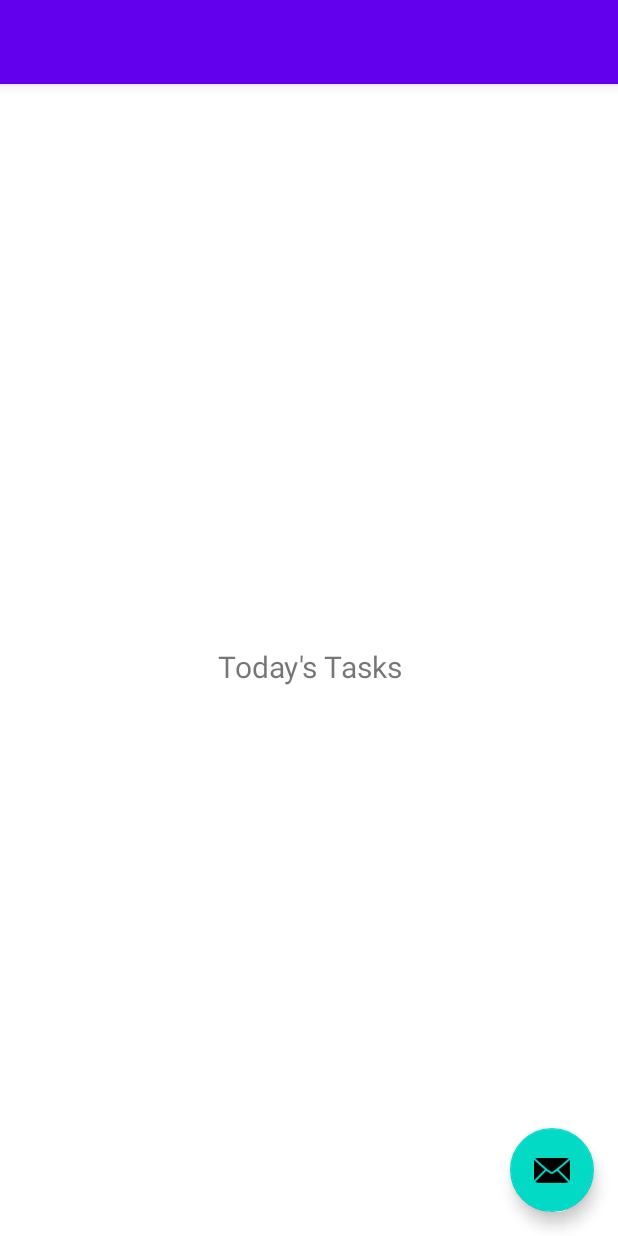
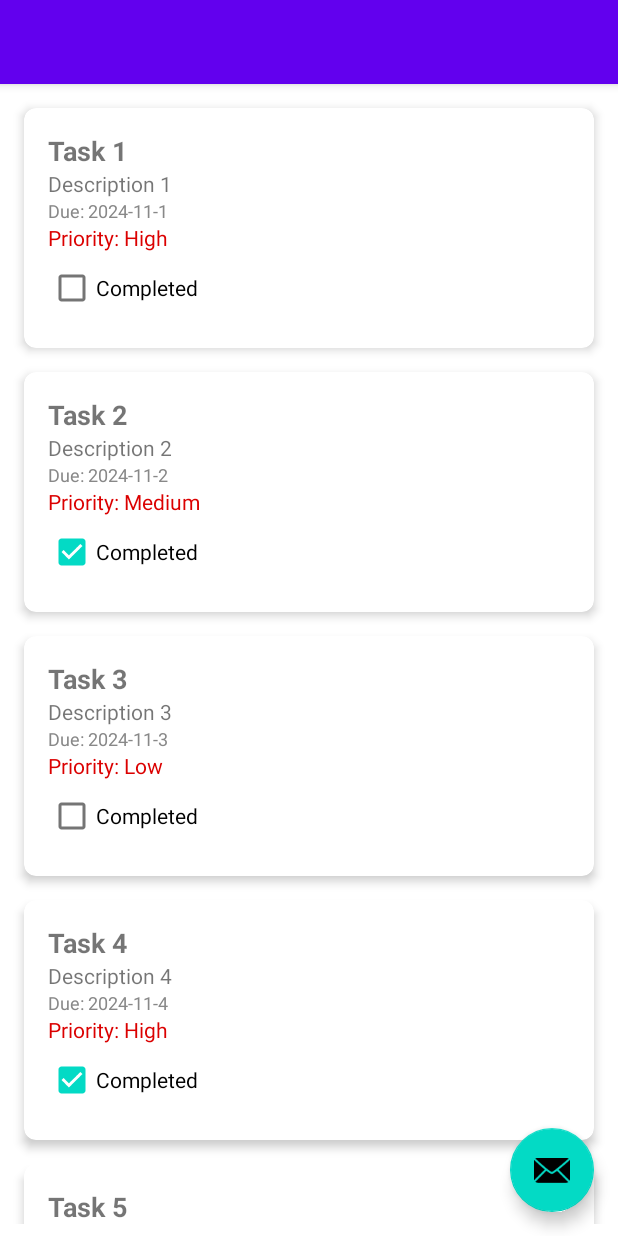
Before and after one commit to MomenSalem/TestNavigation, an Android app: the layout app_bar_main.xml on its own in the app's theme, with its tools: preview values and no code run, on a phone screen of 412 x 824 dp. Run offline under Robolectric (Android 15) with nearby library versions, the phone set to English and light mode, and no system bars.

```diff
--- a/app/build.gradle.kts
+++ b/app/build.gradle.kts
@@ -46,6 +46,7 @@ dependencies {
     implementation(libs.legacy.support.v4)
     implementation(libs.annotation)
     implementation(libs.activity)
+    implementation(libs.recyclerview)
     testImplementation(libs.junit)
     androidTestImplementation(libs.ext.junit)
     androidTestImplementation(libs.espresso.core)
--- /dev/null
+++ b/app/src/main/java/com/example/testnavigation/Task.java
@@ -0,0 +1,69 @@
+package com.example.testnavigation;
+
+public class Task {
+    private String title;
+    private String description;
+    private String dueDate;
+    private String priority;
+    private boolean isCompleted;
+    private boolean setReminder;
+
+    public Task(String title, String description, String dueDate, String priority, boolean setReminder, boolean isCompleted) {
+        this.title = title;
+        this.description = description;
+        this.dueDate = dueDate;
+        this.priority = priority;
+        this.setReminder = setReminder;
+        this.isCompleted = isCompleted;
+    }
+
+    // Getters and setters for the task properties
+
+    public String getDescription() {
+        return description;
+    }
+
+    public void setDescription(String description) {
+        this.description = description;
+    }
+
+    public String getDueDate() {
+        return dueDate;
+    }
+
+    public void setDueDate(String dueDate) {
+        this.dueDate = dueDate;
+    }
+
+    public boolean isCompleted() {
+        return isCompleted;
+    }
+
+    public void setCompleted(boolean completed) {
+        isCompleted = completed;
+    }
+
+    public String getPriority() {
+        return priority;
+    }
+
+    public void setPriority(String priority) {
+        this.priority = priority;
+    }
+
+    public boolean isSetReminder() {
+        return setReminder;
+    }
+
+    public void setSetReminder(boolean setReminder) {
+        this.setReminder = setReminder;
+    }
+
+    public String getTitle() {
+        return title;
+    }
+
+    public void setTitle(String title) {
+        this.title = title;
+    }
+}
--- /dev/null
+++ b/app/src/main/java/com/example/testnavigation/TaskAdapter.java
@@ -0,0 +1,67 @@
+package com.example.testnavigation;
+
+import android.content.Context;
+import android.view.LayoutInflater;
+import android.view.View;
+import android.view.ViewGroup;
+import android.widget.CheckBox;
+import android.widget.TextView;
+
+import androidx.annotation.NonNull;
+import androidx.recyclerview.widget.RecyclerView;
+
+import com.example.testnavigation.ui.today_task.TodayTaskFragment;
+
+import java.util.ArrayList;
+
+public class TaskAdapter extends RecyclerView.Adapter<TaskAdapter.TaskViewHolder> {
+    private Context context;
+    private ArrayList<Task> taskList;
+
+    public TaskAdapter(Context context, ArrayList<Task> taskList) {
+        this.context = context;
+        this.taskList = taskList;
+    }
+
+    @NonNull
+    @Override
+    public TaskAdapter.TaskViewHolder onCreateViewHolder(@NonNull ViewGroup parent, int viewType) {
+        View view = LayoutInflater.from(context).inflate(R.layout.item_task, parent, false);
+        return new TaskViewHolder(view);
+    }
+
+    @Override
+    public void onBindViewHolder(@NonNull TaskAdapter.TaskViewHolder holder, int position) {
+        Task task = taskList.get(position);
+        holder.bind(task);
+    }
+
+    @Override
+    public int getItemCount() {
+        return taskList.size();
+    }
+
+    public static class TaskViewHolder extends RecyclerView.ViewHolder {
+        private final TextView taskTitle;
+        private final TextView taskDescription;
+        private final TextView taskDueDate;
+        private final TextView taskPriority;
+        private final CheckBox completionStatus;
+
+        public TaskViewHolder(@NonNull View itemView) {
+            super(itemView);
+            taskTitle = itemView.findViewById(R.id.taskTitle);
+            taskDescription = itemView.findViewById(R.id.taskDescription);
+            taskDueDate = itemView.findViewById(R.id.taskDueDate);
+            taskPriority = itemView.findViewById(R.id.taskPriority);
+            completionStatus = itemView.findViewById(R.id.completionStatus);
+        }
+        public void bind(Task task) {
+            taskTitle.setText(task.getTitle());
+            taskDescription.setText(task.getDescription());
+            taskDueDate.setText("Due: " + task.getDueDate());
+            taskPriority.setText("Priority: " + task.getPriority());
+            completionStatus.setChecked(task.isCompleted());
+        }
+    }
+}
--- a/app/src/main/java/com/example/testnavigation/ui/today_task/TodayTaskFragment.java
+++ b/app/src/main/java/com/example/testnavigation/ui/today_task/TodayTaskFragment.java
@@ -8,8 +8,14 @@ import android.widget.TextView;
 
 import androidx.annotation.NonNull;
 import androidx.fragment.app.Fragment;
+import androidx.recyclerview.widget.LinearLayoutManager;
+import androidx.recyclerview.widget.RecyclerView;
 
+import com.example.testnavigation.Task;
+import com.example.testnavigation.TaskAdapter;
 import com.example.testnavigation.databinding.FragmentTodayBinding;
+
+import java.util.ArrayList;
 
 public class TodayTaskFragment extends Fragment {
 
@@ -21,8 +27,21 @@ public class TodayTaskFragment extends Fragment {
         binding = FragmentTodayBinding.inflate(inflater, container, false);
         View root = binding.getRoot();
 
-        TextView textView = binding.textToday;
-        textView.setText("Today's Tasks");
+        RecyclerView recyclerView = binding.recyclerView;
+        ArrayList<Task> taskList = new ArrayList<>();
+        // Add some sample tasks to the list
+        taskList.add(new Task("Task 1", "Description 1", "2024-11-1", "High", false, false));
+        taskList.add(new Task("Task 2", "Description 2", "2024-11-2", "Medium", false, true));
+        taskList.add(new Task("Task 3", "Description 3", "2024-11-3", "Low", false, false));
+        taskList.add(new Task("Task 4", "Description 4", "2024-11-4", "High", false, true));
+        taskList.add(new Task("Task 5", "Description 5", "2024-11-5", "Medium", false, false));
+
+
+        // Set up the RecyclerView and adapter
+        TaskAdapter adapter = new TaskAdapter(this.getContext(), taskList);
+        recyclerView.setAdapter(adapter);
+        recyclerView.setLayoutManager(new LinearLayoutManager(this.getContext()));
+
         return root;
     }
 
--- a/app/src/main/res/layout/app_bar_main.xml
+++ b/app/src/main/res/layout/app_bar_main.xml
@@ -4,7 +4,7 @@
     xmlns:tools="http://schemas.android.com/tools"
     android:layout_width="match_parent"
     android:layout_height="match_parent"
-    tools:context=".MainActivity">
+    tools:context=".HomeActivity">
 
     <com.google.android.material.appbar.AppBarLayout
         android:layout_width="match_parent"
--- a/app/src/main/res/layout/fragment_today.xml
+++ b/app/src/main/res/layout/fragment_today.xml
@@ -6,17 +6,16 @@
     android:layout_height="match_parent"
     tools:context=".ui.today_task.TodayTaskFragment">
 
-    <TextView
-        android:id="@+id/textToday"
-        android:layout_width="match_parent"
+    <!-- RecyclerView for Task List -->
+    <androidx.recyclerview.widget.RecyclerView
+        android:id="@+id/recyclerView"
+        android:layout_width="0dp"
         android:layout_height="wrap_content"
-        android:layout_marginStart="8dp"
-        android:layout_marginTop="8dp"
-        android:layout_marginEnd="8dp"
-        android:textAlignment="center"
-        android:textSize="20sp"
+        android:padding="8dp"
         app:layout_constraintBottom_toBottomOf="parent"
         app:layout_constraintEnd_toEndOf="parent"
         app:layout_constraintStart_toStartOf="parent"
-        app:layout_constraintTop_toTopOf="parent" />
+        app:layout_constraintTop_toTopOf="parent"
+        tools:listitem="@layout/item_task" />
+
 </androidx.constraintlayout.widget.ConstraintLayout>
--- /dev/null
+++ b/app/src/main/res/layout/item_task.xml
@@ -0,0 +1,67 @@
+<?xml version="1.0" encoding="utf-8"?>
+<androidx.cardview.widget.CardView xmlns:android="http://schemas.android.com/apk/res/android"
+    xmlns:app="http://schemas.android.com/apk/res-auto"
+    android:layout_width="match_parent"
+    android:layout_height="wrap_content"
+    android:layout_margin="8dp"
+    app:cardCornerRadius="8dp"
+    app:cardElevation="4dp">
+
+    <LinearLayout
+        android:orientation="vertical"
+        android:padding="16dp"
+        android:layout_width="match_parent"
+        android:layout_height="wrap_content">
+
+        <!-- Task Title -->
+        <TextView
+            android:id="@+id/taskTitle"
+            android:layout_width="wrap_content"
+            android:layout_height="wrap_content"
+            android:text="Task Title"
+            android:textSize="18sp"
+            android:textStyle="bold" />
+
+        <!-- Task Description -->
+        <TextView
+            android:id="@+id/taskDescription"
+            android:layout_width="wrap_content"
+            android:layout_height="wrap_content"
+            android:text="Task Description"
+            android:textSize="14sp" />
+
+        <!-- Due Date -->
+        <TextView
+            android:id="@+id/taskDueDate"
+            android:layout_width="wrap_content"
+            android:layout_height="wrap_content"
+            android:text="Due Time: 05:15PM"
+            android:textColor="#888"
+            android:textSize="12sp" />
+
+        <!-- Priority -->
+        <LinearLayout
+            android:orientation="horizontal"
+            android:layout_width="wrap_content"
+            android:layout_height="wrap_content">
+
+            <TextView
+                android:id="@+id/taskPriority"
+                android:layout_width="wrap_content"
+                android:layout_height="wrap_content"
+                android:text="Priority: High"
+                android:textColor="#DB0000"
+                android:textSize="14sp" />
+        </LinearLayout>
+
+        <!-- Checkbox for Completion -->
+        <CheckBox
+            android:id="@+id/completionStatus"
+            android:layout_width="wrap_content"
+            android:layout_height="wrap_content"
+            android:checked="false"
+            android:clickable="false"
+            android:text="Completed" />
+
+    </LinearLayout>
+</androidx.cardview.widget.CardView>
--- a/app/src/main/res/values/colors.xml
+++ b/app/src/main/res/values/colors.xml
@@ -1,14 +1,10 @@
 <?xml version="1.0" encoding="utf-8"?>
 <resources>
     <color name="purple_200">#FFBB86FC</color>
-    <color name="backgroundColor">#FFFFFFFF</color>
     <color name="purple_500">#FF6200EE</color>
-    <color name="primaryColor">#FF3700B3</color>
-    <color name="linkColor">#FF03DAC5</color>
+    <color name="purple_700">#FF3700B3</color>
+    <color name="teal_200">#FF03DAC5</color>
     <color name="teal_700">#FF018786</color>
     <color name="black">#FF000000</color>
     <color name="white">#FFFFFFFF</color>
-    <color name="purple_700">#7A1F9E</color> <!-- Replace with actual color code -->
-    <color name="teal_200">#03DAC5</color>   <!-- Replace with actual color code -->
-
 </resources>
--- a/app/src/main/res/values/dimens.xml
+++ b/app/src/main/res/values/dimens.xml
@@ -5,4 +5,5 @@
     <dimen name="nav_header_vertical_spacing">8dp</dimen>
     <dimen name="nav_header_height">176dp</dimen>
     <dimen name="fab_margin">16dp</dimen>
+    <dimen name="text_margin">16dp</dimen>
 </resources>
--- a/gradle/libs.versions.toml
+++ b/gradle/libs.versions.toml
@@ -13,6 +13,7 @@ navigationUi = "2.6.0"
 legacySupportV4 = "1.0.0"
 annotation = "1.8.2"
 activity = "1.9.3"
+recyclerview = "1.3.0"
 
 [libraries]
 junit = { group = "junit", name = "junit", version.ref = "junit" }
@@ -28,6 +29,7 @@ navigation-ui = { group = "androidx.navigation", name = "navigation-ui", version
 legacy-support-v4 = { group = "androidx.legacy", name = "legacy-support-v4", version.ref = "legacySupportV4" }
 annotation = { group = "androidx.annotation", name = "annotation", version.ref = "annotation" }
 activity = { group = "androidx.activity", name = "activity", version.ref = "activity" }
+recyclerview = { group = "androidx.recyclerview", name = "recyclerview", version.ref = "recyclerview" }
 
 [plugins]
 android-application = { id = "com.android.application", version.ref = "agp" }
```
Also changed, not shown: app/src/main/AndroidManifest.xml (+2 -12 lines), app/src/main/java/com/example/testnavigation/HomeActivity.java (added, +88 -0 lines), app/src/main/java/com/example/testnavigation/MainActivity.java (added, +24 -0 lines), app/src/main/res/layout/activity_home.xml (added, +25 -0 lines), app/src/main/res/layout/activity_main.xml (+7 -141 lines).
